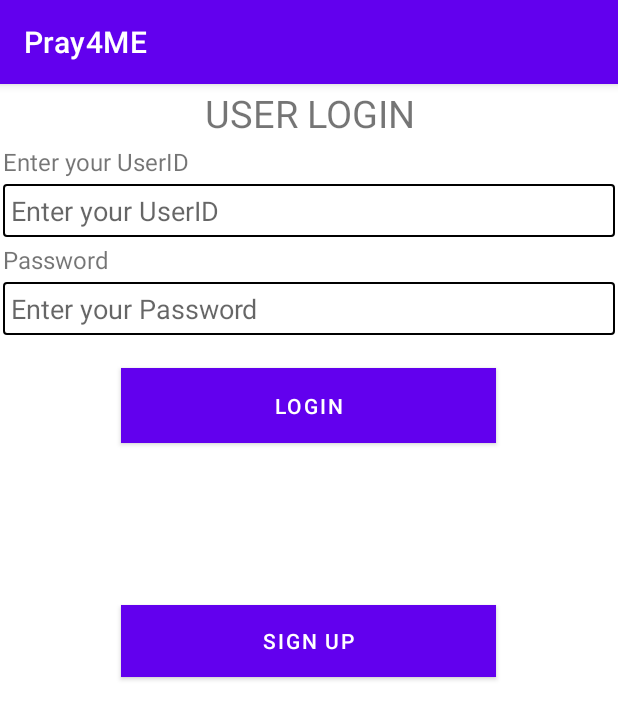
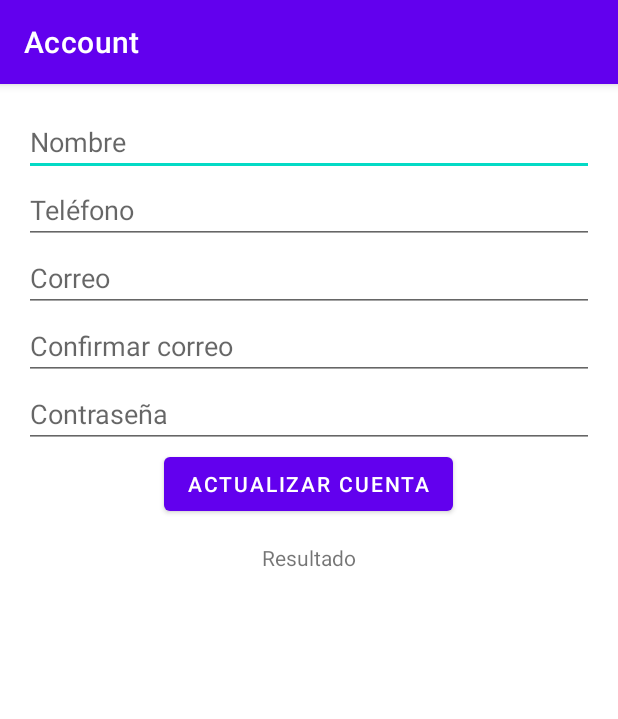
Before and after one commit to checua/App7, an Android app: the screen it shows after launch (login before the commit, Account after it), on a phone screen of 412 x 824 dp. Shown: the top 719 px of the screen. Run offline under Robolectric (Android 15) with nearby library versions, the phone set to English and light mode, and no system bars.

Commit message:
Update account error

```diff
--- /dev/null
+++ b/app/src/main/java/com/example/app7/Account.java
@@ -0,0 +1,22 @@
+package com.example.app7;
+
+import android.os.Bundle;
+import android.widget.TextView;
+
+import androidx.appcompat.app.AppCompatActivity;
+
+public class Account extends AppCompatActivity {
+
+    private TextView mTextView;
+
+    @Override
+    protected void onCreate(Bundle savedInstanceState) {
+        super.onCreate ( savedInstanceState );
+        setContentView ( R.layout.activity_account );
+
+        mTextView = (TextView) findViewById ( R.id.text );
+
+        // Enables Always-on
+        //setAmbientEnabled ( );
+    }
+}
--- a/app/src/main/java/com/example/app7/ConnectionHelper.java
+++ b/app/src/main/java/com/example/app7/ConnectionHelper.java
@@ -14,6 +14,10 @@ public class ConnectionHelper {
     @SuppressLint("NewApi")
     public static Connection CONN() {
 
+        String _user = "misiones";
+        String _pass = "Alopedev7mision";
+        String _DB = "mapsMarkers";
+        String _server = "dpa6ecad46.database.windows.net";
 
         StrictMode.ThreadPolicy policy = new StrictMode.ThreadPolicy.Builder()
                 .permitAll().build();
--- /dev/null
+++ b/app/src/main/res/layout/activity_account.xml
@@ -0,0 +1,70 @@
+<?xml version="1.0" encoding="utf-8"?>
+<LinearLayout xmlns:android="http://schemas.android.com/apk/res/android"
+    xmlns:tools="http://schemas.android.com/tools"
+    android:layout_width="match_parent"
+    android:layout_height="match_parent"
+    android:paddingBottom="@dimen/activity_vertical_margin"
+    android:paddingLeft="@dimen/activity_horizontal_margin"
+    android:paddingRight="@dimen/activity_horizontal_margin"
+    android:paddingTop="@dimen/activity_vertical_margin"
+    android:orientation="vertical"
+    tools:context=".Account" >
+
+
+    <EditText
+        android:id="@+id/etNombre"
+        android:layout_width="match_parent"
+        android:layout_height="wrap_content"
+        android:hint="Nombre"
+        android:inputType="text"
+
+        />
+    <EditText
+        android:id="@+id/etTel"
+        android:layout_width="match_parent"
+        android:layout_height="wrap_content"
+        android:hint="Teléfono"
+        android:inputType="number"
+
+        />
+    <EditText
+        android:id="@+id/etCorreo"
+        android:layout_width="match_parent"
+        android:layout_height="wrap_content"
+        android:hint="Correo"
+        android:inputType="textWebEmailAddress"
+
+        />
+    <EditText
+        android:id="@+id/etConfirCorreo"
+        android:layout_width="match_parent"
+        android:layout_height="wrap_content"
+        android:hint="Confirmar correo"
+        android:inputType="textWebEmailAddress"
+
+        />
+    <EditText
+        android:id="@+id/etContra"
+        android:layout_width="match_parent"
+        android:layout_height="wrap_content"
+        android:hint="Contraseña"
+        android:inputType="textPassword"
+
+        />
+
+    <Button
+        android:id="@+id/btnReg"
+        android:layout_width="wrap_content"
+        android:layout_height="wrap_content"
+        android:layout_gravity="center"
+        android:text="@string/updateAcoount" />
+
+    <TextView
+        android:id="@+id/tvResult"
+        android:layout_width="wrap_content"
+        android:layout_height="wrap_content"
+        android:layout_gravity="center"
+        android:layout_marginTop="15dp"
+        android:text="Resultado" />
+
+</LinearLayout>
--- a/app/src/main/res/layout/login.xml
+++ b/app/src/main/res/layout/login.xml
@@ -1,50 +1,43 @@
 <?xml version="1.0" encoding="utf-8"?>
 <LinearLayout xmlns:android="http://schemas.android.com/apk/res/android"
+    xmlns:tools="http://schemas.android.com/tools"
     android:id="@+id/lvparent"
     android:layout_width="match_parent"
     android:layout_height="match_parent"
-    android:orientation="vertical">
+    android:paddingBottom="@dimen/activity_vertical_margin"
+    android:paddingLeft="@dimen/activity_horizontal_margin"
+    android:paddingRight="@dimen/activity_horizontal_margin"
+    android:paddingTop="@dimen/activity_vertical_margin"
+    android:orientation="vertical"
+    tools:context=".login">
 
 
-    <TextView
-        android:layout_width="match_parent"
-        android:layout_height="wrap_content"
-        android:layout_margin="2dp"
-        android:gravity="center_horizontal"
-        android:text="USER LOGIN"
-        android:textSize="25sp" />
 
-    <TextView
-        android:layout_width="match_parent"
-        android:layout_height="wrap_content"
-        android:layout_margin="2dp"
-        android:text="Enter your UserID"
-        android:textSize="16sp" />
+    <ImageView
+        android:layout_width="200dp"
+        android:layout_height="200dp"
+        android:layout_gravity="center"
+        android:layout_marginTop="10dp"
+        android:src="@drawable/usuario" />
+
 
     <EditText
         android:id="@+id/edtEmailAddress"
         android:layout_width="match_parent"
         android:layout_height="wrap_content"
-        android:layout_margin="2dp"
-        android:background="@drawable/myedittextbg"
-        android:hint="Enter your UserID"
-        android:padding="5dp" />
+        android:hint="Correo"
+        android:inputType="text"
 
-    <TextView
-        android:layout_width="match_parent"
-        android:layout_height="wrap_content"
-        android:layout_margin="2dp"
-        android:text="Password"
-        android:textSize="16sp" />
+        />
 
     <EditText
         android:id="@+id/edtPassword"
         android:layout_width="match_parent"
         android:layout_height="wrap_content"
-        android:layout_margin="2dp"
-        android:background="@drawable/myedittextbg"
-        android:hint="Enter your Password"
-        android:padding="5dp" />
+        android:hint="Contraseña"
+        android:inputType="textPassword"
+
+        />
 
     <Button
         android:id="@+id/btnLogin"
--- a/app/src/main/res/values/strings.xml
+++ b/app/src/main/res/values/strings.xml
@@ -21,5 +21,7 @@
     <string name="menu_home">Home</string>
     <string name="menu_gallery">Gallery</string>
     <string name="menu_slideshow">Slideshow</string>
+    <string name="title_activity_account">Account</string>
+    <string name="updateAcoount">Actualizar cuenta</string>
 
 </resources>
```
Also changed, not shown: app/src/main/AndroidManifest.xml (+33 -9 lines), app/src/main/res/drawable/usuario.png (added).
